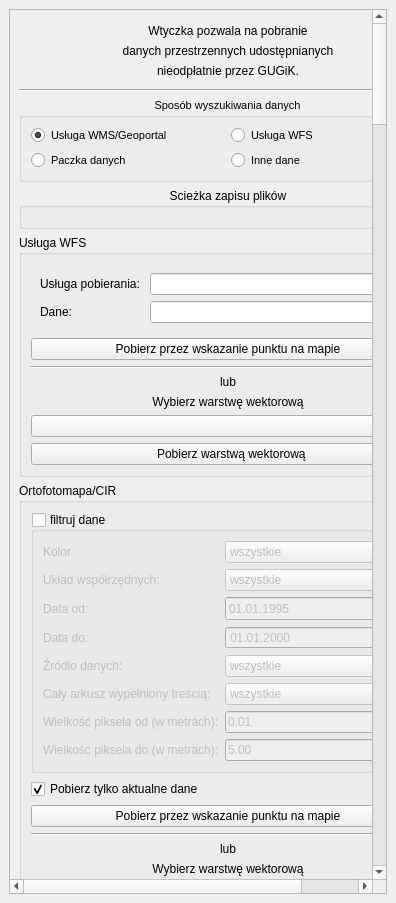
Before: the Qt Designer form pobieracz_danych_gugik_base.ui in envirosolutionspl/pobieracz_danych_gugik, drawn with Qt 5.
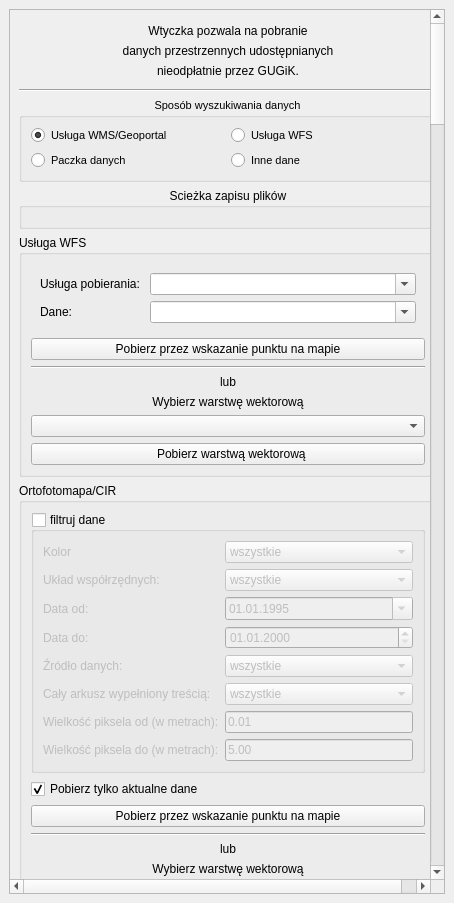
After: the same form once the commit is applied. Icons and pictures are not drawn. Custom widgets are drawn as their Qt base class.

```diff
--- a/pobieracz_danych_gugik_base.ui
+++ b/pobieracz_danych_gugik_base.ui
@@ -6,7 +6,7 @@
    <rect>
     <x>0</x>
     <y>0</y>
-    <width>396</width>
+    <width>454</width>
     <height>903</height>
    </rect>
   </property>
@@ -34,9 +34,9 @@
        <property name="geometry">
         <rect>
          <x>0</x>
-         <y>0</y>
-         <width>376</width>
-         <height>861</height>
+         <y>-27</y>
+         <width>417</width>
+         <height>883</height>
         </rect>
        </property>
        <layout class="QVBoxLayout" name="verticalLayout_2">
```
Left out of the diff: 92 changed lines with no effect on the pictures.
